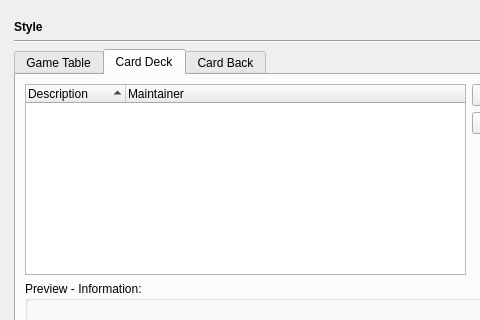
Above: src/gui/qt/settingsdialog.ui from pokerth/pokerth before the change; both pictures show x 202 to 682 and y 0 to 320 of the 785 by 530 pixel window. Below: the same form after it.
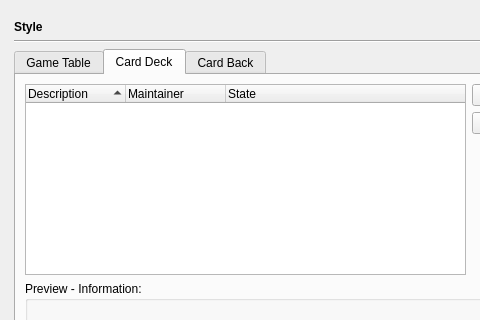
That is the form after the change. The open tabs and pages were chosen to show the change. Icons and pictures are not drawn. Custom widgets are drawn as their Qt base class.

```diff
--- a/src/gui/qt/settingsdialog.ui
+++ b/src/gui/qt/settingsdialog.ui
@@ -585,6 +585,11 @@
                  <string>Maintainer</string>
                 </property>
                </column>
+               <column>
+                <property name="text">
+                 <string>State</string>
+                </property>
+               </column>
               </widget>
              </item>
             </layout>
```
